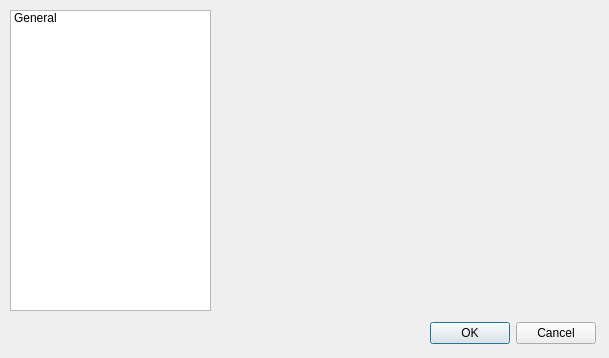
First picture: the form in src/ui/frmpreferences.ui, repository notepadqq/notepadqq, before the edit.
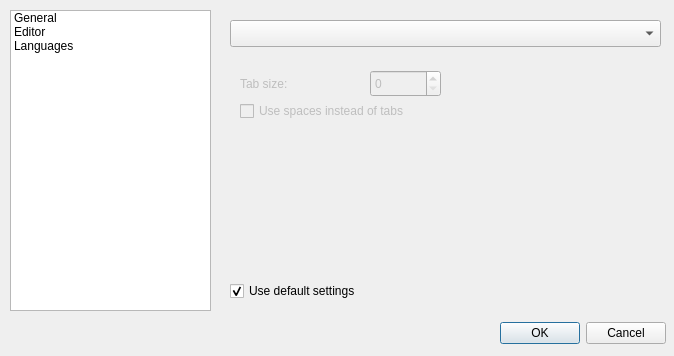
Second picture: the form after the edit.

Commit message: Support for future editor tab settings

```diff
--- a/src/ui/frmpreferences.ui
+++ b/src/ui/frmpreferences.ui
@@ -6,8 +6,8 @@
    <rect>
     <x>0</x>
     <y>0</y>
-    <width>609</width>
-    <height>358</height>
+    <width>674</width>
+    <height>356</height>
    </rect>
   </property>
   <property name="windowTitle">
@@ -38,13 +38,23 @@
      <string>General</string>
     </property>
    </item>
+   <item>
+    <property name="text">
+     <string>Editor</string>
+    </property>
+   </item>
+   <item>
+    <property name="text">
+     <string>Languages</string>
+    </property>
+   </item>
   </widget>
   <widget class="QStackedWidget" name="stackedWidget">
    <property name="geometry">
     <rect>
      <x>220</x>
      <y>10</y>
-     <width>371</width>
+     <width>441</width>
      <height>301</height>
     </rect>
    </property>
@@ -66,12 +76,95 @@
      </property>
     </widget>
    </widget>
-   <widget class="QWidget" name="page_2"/>
+   <widget class="QWidget" name="page_3"/>
+   <widget class="QWidget" name="page_2">
+    <widget class="QCheckBox" name="chkLanguages_useDefaultSettings">
+     <property name="geometry">
+      <rect>
+       <x>10</x>
+       <y>270</y>
+       <width>281</width>
+       <height>22</height>
+      </rect>
+     </property>
+     <property name="text">
+      <string>Use default settings</string>
+     </property>
+     <property name="checked">
+      <bool>true</bool>
+     </property>
+    </widget>
+    <widget class="QFrame" name="frameLanguages">
+     <property name="enabled">
+      <bool>false</bool>
+     </property>
+     <property name="geometry">
+      <rect>
+       <x>10</x>
+       <y>50</y>
+       <width>391</width>
+       <height>80</height>
+      </rect>
+     </property>
+     <property name="frameShape">
+      <enum>QFrame::NoFrame</enum>
+     </property>
+     <property name="frameShadow">
+      <enum>QFrame::Plain</enum>
+     </property>
+     <widget class="QLabel" name="label">
+      <property name="geometry">
+       <rect>
+        <x>10</x>
+        <y>10</y>
+        <width>121</width>
+        <height>27</height>
+       </rect>
+      </property>
+      <property name="text">
+       <string>Tab size:</string>
+      </property>
+     </widget>
+     <widget class="QCheckBox" name="chkLanguages_IndentWithSpaces">
+      <property name="geometry">
+       <rect>
+        <x>10</x>
+        <y>40</y>
+        <width>361</width>
+        <height>22</height>
+       </rect>
+      </property>
+      <property name="text">
+       <string>Use spaces instead of tabs</string>
+      </property>
+     </widget>
+     <widget class="QSpinBox" name="txtLanguages_TabSize">
+      <property name="geometry">
+       <rect>
+        <x>140</x>
+        <y>10</y>
+        <width>71</width>
+        <height>27</height>
+       </rect>
+      </property>
+     </widget>
+    </widget>
+    <widget class="QComboBox" name="cmbLanguages">
+     <property name="geometry">
+      <rect>
+       <x>10</x>
+       <y>10</y>
+       <width>431</width>
+       <height>27</height>
+      </rect>
+     </property>
+    </widget>
+   </widget>
   </widget>
   <widget class="QDialogButtonBox" name="buttonBox">
    <property name="geometry">
     <rect>
-     <x>420</x>
+     <x>490</x>
      <y>320</y>
      <width>176</width>
      <height>27</height>
```
Left out of the diff: 2 changed lines with no effect on the pictures. The commit also changes 4 other files.
